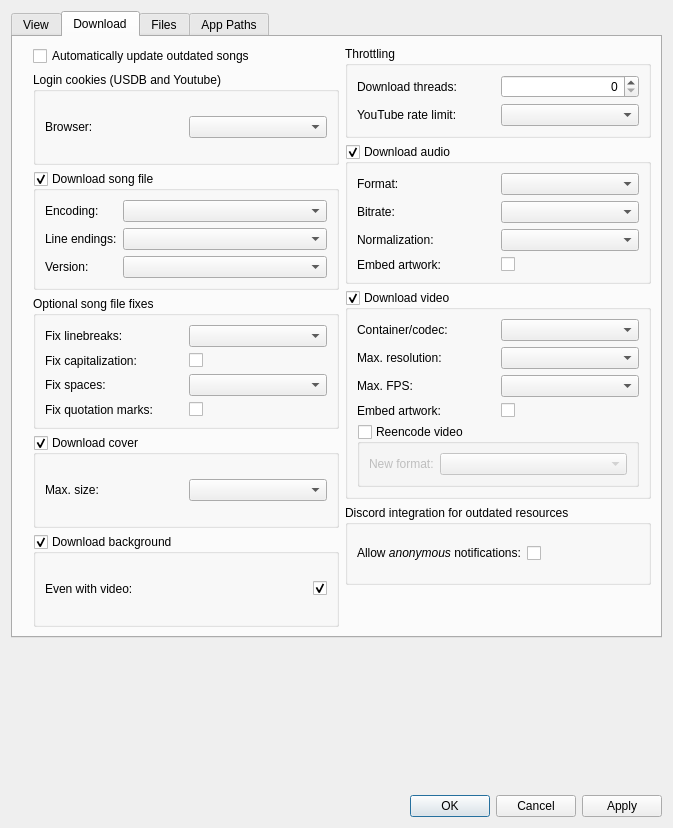
Before: the Qt Designer form src/usdb_syncer/gui/forms/SettingsDialog.ui in bohning/usdb_syncer, drawn with Qt 5.
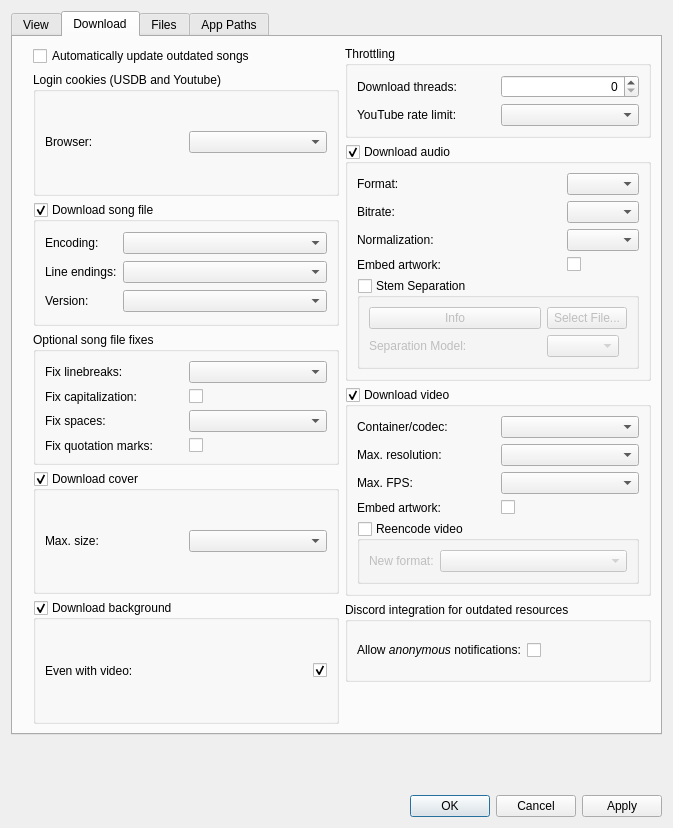
After: the same form once the commit is applied. The open tabs and pages were chosen to show the change. Icons and pictures are not drawn.

Patch:
```diff
--- a/src/usdb_syncer/gui/forms/SettingsDialog.ui
+++ b/src/usdb_syncer/gui/forms/SettingsDialog.ui
@@ -503,6 +503,67 @@
               </property>
              </widget>
             </item>
+            <item row="5" column="0" colspan="4">
+             <widget class="QGroupBox" name="groupBox_stem_separation">
+              <property name="sizePolicy">
+               <sizepolicy hsizetype="MinimumExpanding" vsizetype="MinimumExpanding">
+                <horstretch>1</horstretch>
+                <verstretch>0</verstretch>
+               </sizepolicy>
+              </property>
+              <property name="title">
+               <string>Stem Separation</string>
+              </property>
+              <property name="alignment">
+               <set>Qt::AlignmentFlag::AlignLeading|Qt::AlignmentFlag::AlignLeft|Qt::AlignmentFlag::AlignTop</set>
+              </property>
+              <property name="checkable">
+               <bool>true</bool>
+              </property>
+              <property name="checked">
+               <bool>false</bool>
+              </property>
+              <layout class="QGridLayout" name="gridLayout_12">
+               <item row="3" column="0">
+                <widget class="QLabel" name="label_separation_model">
+                 <property name="text">
+                  <string>Separation Model:</string>
+                 </property>
+                </widget>
+               </item>
+               <item row="3" column="1">
+                <widget class="QComboBox" name="comboBox_separation_model">
+                 <property name="enabled">
+                  <bool>false</bool>
+                 </property>
+                 <property name="sizePolicy">
+                  <sizepolicy hsizetype="Maximum" vsizetype="Fixed">
+                   <horstretch>0</horstretch>
+                   <verstretch>0</verstretch>
+                  </sizepolicy>
+                 </property>
+                 <property name="toolTip">
+                  <string>&lt;html&gt;&lt;head/&gt;&lt;body&gt;&lt;p&gt;The audio can be separated into vocals and instrumental by a trained model. This way you can sing along the instrumental track if the karaoke software supports this.&lt;/p&gt;&lt;p&gt;This requires format &lt;span style=&quot; font-weight:700;&quot;&gt;version 1.1.0&lt;/span&gt; or higher, otherwise this option is disabled.&lt;/p&gt;&lt;/body&gt;&lt;/html&gt;</string>
+                 </property>
+                </widget>
+               </item>
+               <item row="2" column="1">
+                <widget class="QPushButton" name="button_select_separation_provider">
+                 <property name="text">
+                  <string>Select File...</string>
+                 </property>
+                </widget>
+               </item>
+               <item row="2" column="0">
+                <widget class="QPushButton" name="button_info">
+                 <property name="text">
+                  <string>Info</string>
+                 </property>
+                </widget>
+               </item>
+              </layout>
+             </widget>
+            </item>
            </layout>
           </widget>
          </item>
```
Left out of the diff: 44 changed lines with no effect on the pictures.
